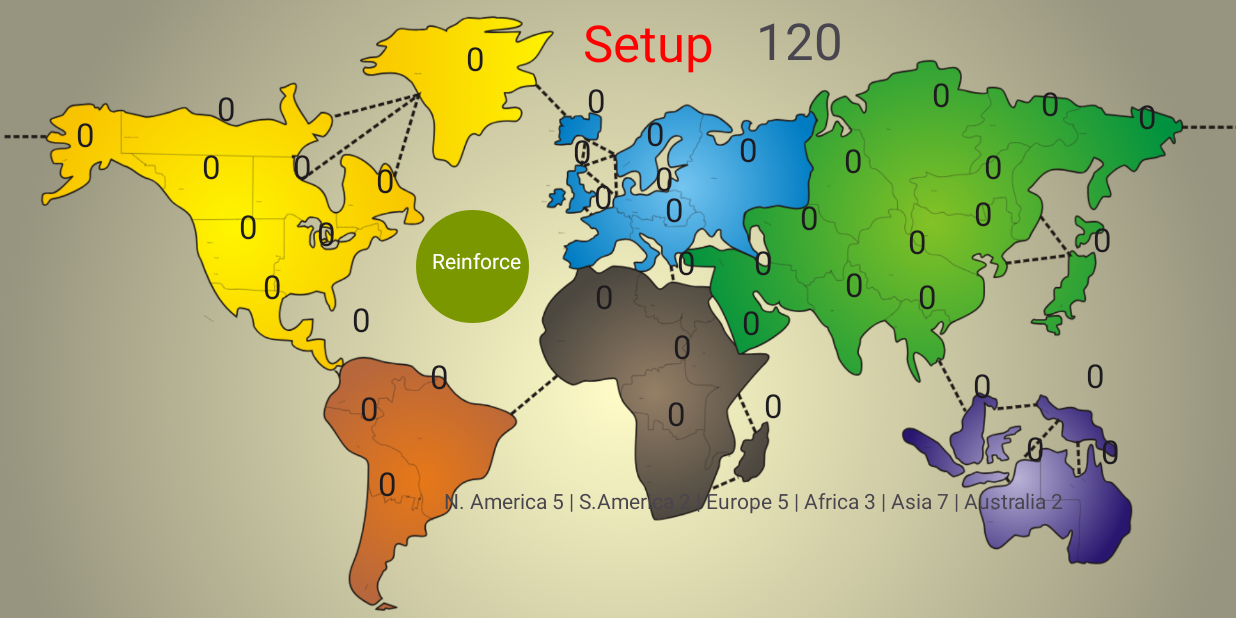
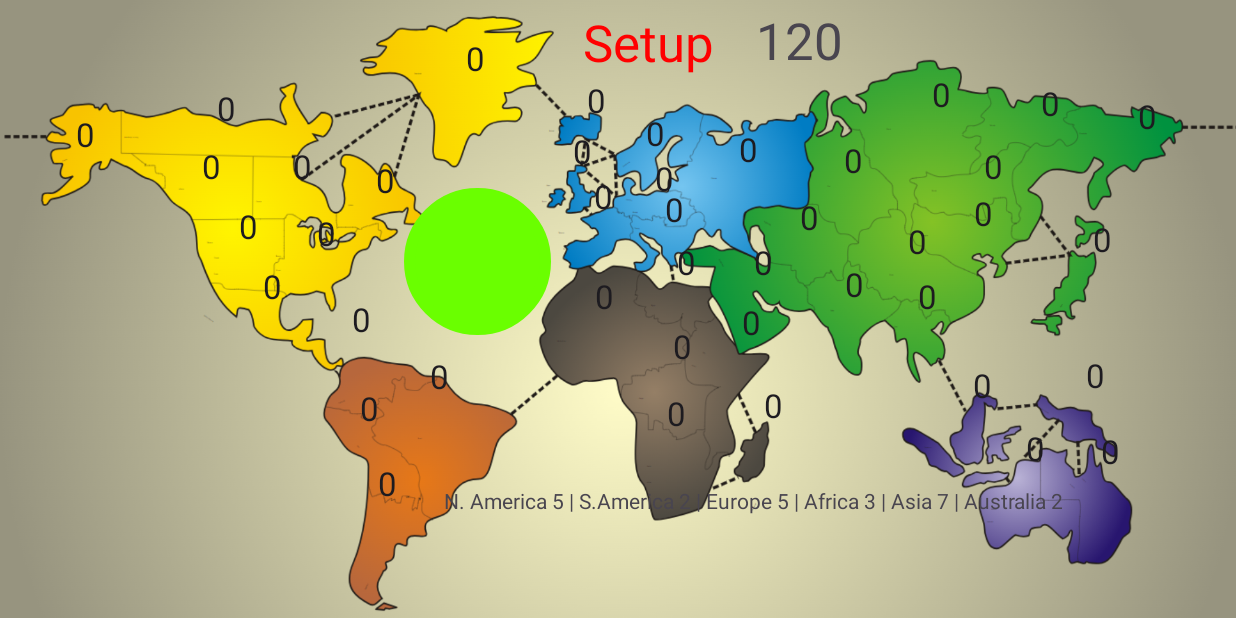
Before and after one commit to zepher19/Risk, an Android app: the screen it shows after launch (MainActivity), on a phone screen of 824 x 412 dp (held sideways). Run offline under Robolectric (Android 15) with nearby library versions, the phone set to English and light mode, and no system bars.

Commit message:
9 2 10pm

```diff
--- a/app/src/main/java/com/myapps/risk/BoardModel.java
+++ b/app/src/main/java/com/myapps/risk/BoardModel.java
@@ -9,9 +9,7 @@ public class BoardModel {
     //start on fortify so when it switches in first turn it lands on reinforce
     private String currentPhase = "Reinforce";
 
-    private final String[] gamePhases = {"Setup", "Play"};
     private String currentGamePhase = "Setup";
-
 
 
     private final Region[] regionArray;
--- a/app/src/main/java/com/myapps/risk/MainActivity.java
+++ b/app/src/main/java/com/myapps/risk/MainActivity.java
@@ -59,7 +59,7 @@ public class MainActivity extends AppCompatActivity implements View.OnClickListe
     int unitPlacementCounter = 120;
 
 
-
+    TextView textView0, textView1;
 
 
     Region fortifier;
@@ -78,8 +78,11 @@ public class MainActivity extends AppCompatActivity implements View.OnClickListe
     boolean placedSetupPiece = false;
 
 
-    TextView gamePhaseTextView, turnPhaseTextView, unitPlacementCounterTextView;
+    TextView gamePhaseTextView, unitPlacementCounterTextView;
 
+    TextSwitcher turnPhaseTextView;
+
+    boolean setupFirstPlacement = true;
 
 
     @Override
@@ -94,6 +97,9 @@ public class MainActivity extends AppCompatActivity implements View.OnClickListe
 
         gamePhaseTextView = findViewById(R.id.game_phase_text_view);
         turnPhaseTextView = findViewById(R.id.turn_phase_text_view);
+        turnPhaseTextView.setAlpha(0);
+        textView0 = findViewById(R.id.text_view_0);
+        textView1 = findViewById(R.id.text_view_1);
 
 
         endAttack = findViewById(R.id.end_attack_button);
@@ -122,10 +128,13 @@ public class MainActivity extends AppCompatActivity implements View.OnClickListe
             public void onClick(View v) {
                 //if in setup
                 if (boardModel.getCurrentGamePhase().equals("Setup")) {
+                    //setup first placement needs to be false to ensure the previous player set a unit down
+                    if (!setupFirstPlacement) {
                         //if there are blank spots
                         if (scanForBlankSpots()) {
                             boardModel.switchPlayerTurn();
                             updateCurrentPlayerGraphic();
+                            setupFirstPlacement = true;
                         }
                         //if there are no blank spots
                         else {
@@ -134,21 +143,28 @@ public class MainActivity extends AppCompatActivity implements View.OnClickListe
                             gamePhaseTextView.setGravity(Gravity.CENTER);
                             boardModel.switchPlayerTurn();
                             updateCurrentPlayerGraphic();
+                            setupFirstPlacement = true;
+                        }
                     }
                 }
 
                 //if in placing additional units phase
                 else if (boardModel.getCurrentGamePhase().equals("Place")) {
+                    //setup first placement needs to be false to ensure the previous player set a unit down
+                    if (!setupFirstPlacement) {
                         if (scanForNumUnits()) {
                             boardModel.switchPlayerTurn();
                             updateCurrentPlayerGraphic();
-                    }
-                    else {
+                            setupFirstPlacement = true;
+
+                        } else {
                             boardModel.setCurrentGamePhase("Play");
+                            turnPhaseTextView.setAlpha(1);
                             gamePhaseTextView.setAlpha(0);
                             unitPlacementCounterTextView.setAlpha(0);
                             boardModel.switchPlayerTurn();
                             updateCurrentPlayerGraphic();
+                        }
                     }
                 }
 
@@ -163,14 +179,19 @@ public class MainActivity extends AppCompatActivity implements View.OnClickListe
                     else {
                         boardModel.switchCurrentPhase();
                         turnPhaseTextView.setText(boardModel.getCurrentPhase());
-                        turnPhaseTextView.setGravity(Gravity.CENTER);
+                        textView0.setGravity(Gravity.CENTER);
+                        textView1.setGravity(Gravity.CENTER);
+
                     }
 
                 }
+            }
+        });
 
 
-            }
-        });
+
+
+
 
         line0to0 = findViewById(R.id.line_0_to_0);
         line0to0.setAlpha(0);
@@ -328,19 +349,15 @@ public class MainActivity extends AppCompatActivity implements View.OnClickListe
                 if (attackHighPosition1 == 0 && defenseLowPosition == 0) {
                     line0to0.setAlpha(1);
                     line0to0.setBackgroundColor(getResources().getColor(winningColorID));
-
-
                 }
                 if (attackHighPosition1 == 0 && defenseLowPosition == 1) {
                     line0to1.setAlpha(1);
                     line0to1.setBackgroundColor(getResources().getColor(winningColorID));
-
                 }
 
                 if (attackHighPosition1 == 1 && defenseLowPosition == 0) {
                     line1to0.setAlpha(1);
                     line1to0.setBackgroundColor(getResources().getColor(winningColorID));
-
                 }
                 if (attackHighPosition1 == 1 && defenseLowPosition == 1) {
                     line1to1.setAlpha(1);
@@ -742,7 +759,9 @@ public class MainActivity extends AppCompatActivity implements View.OnClickListe
         gamePhaseTextView.setText(boardModel.getCurrentGamePhase());
         gamePhaseTextView.setGravity(Gravity.CENTER);
         turnPhaseTextView.setText(boardModel.getCurrentPhase());
-        turnPhaseTextView.setGravity(Gravity.CENTER);
+        textView0.setGravity(Gravity.CENTER);
+        textView1.setGravity(Gravity.CENTER);
+
         hideAttackUI();
         boardModel.setCurrentPlayerTurn(boardModel.randomizePlayer());
         unitPlacementCounterTextView.setText(Integer.toString(unitPlacementCounter));
@@ -759,7 +778,9 @@ public class MainActivity extends AppCompatActivity implements View.OnClickListe
         firstReinforceOfTurn = true;
         boardModel.setCurrentPhase("Reinforce");
         turnPhaseTextView.setText(boardModel.getCurrentPhase());
-        turnPhaseTextView.setGravity(Gravity.CENTER);
+        textView0.setGravity(Gravity.CENTER);
+        textView1.setGravity(Gravity.CENTER);
+
 
     }
 
@@ -812,10 +833,17 @@ public class MainActivity extends AppCompatActivity implements View.OnClickListe
         Region localRegion = boardModel.getRegionFromView(v);
 
         if (boardModel.getCurrentGamePhase().equals("Setup")) {
+            //make sure they only place one unit
+            if (setupFirstPlacement) {
                 setup(localRegion);
+                setupFirstPlacement = false;
+            }
         }
         else if (boardModel.getCurrentGamePhase().equals("Place")) {
+            if (setupFirstPlacement) {
                 setup(localRegion);
+                setupFirstPlacement = false;
+            }
         }
 
         //else game phase is play phase
@@ -988,8 +1016,8 @@ public class MainActivity extends AppCompatActivity implements View.OnClickListe
     }
 
     private void setup(Region localRegion) {
-
-
+        if (boardModel.getCurrentGamePhase().equals("Setup")) {
+            //place a single unit onto a blank space
             if (localRegion.getUnitCount() == 0) {
                 localRegion.setColorControl(boardModel.getCurrentPlayerTurn());
                 localRegion.setTextColor(localRegion.getColorControl());
@@ -998,7 +1026,10 @@ public class MainActivity extends AppCompatActivity implements View.OnClickListe
                 unitPlacementCounter--;
                 unitPlacementCounterTextView.setText(Integer.toString(unitPlacementCounter));
             }
-        else {
+        }
+
+        if (boardModel.getCurrentGamePhase().equals("Place")) {
+            //place unit onto spot that is already occupied
             if (localRegion.getColorControl() == boardModel.getCurrentPlayerTurn()) {
                 boardModel.increaseUnitCountByOne(localRegion);
                 updateUI();
@@ -1007,9 +1038,6 @@ public class MainActivity extends AppCompatActivity implements View.OnClickListe
 
             }
         }
-
-
-
     }
 
     private void attack(Region localRegion) {
@@ -1147,7 +1175,7 @@ public class MainActivity extends AppCompatActivity implements View.OnClickListe
                 localTextView.setTextColor(getResources().getColor(R.color.white));
             }
             if (localRegion.getTextColor() == 's') {
-                localTextView.setTextColor(getResources().getColor(R.color.silver));
+                localTextView.setTextColor(getResources().getColor(R.color.white));
             }
             //set unit count
             localTextView.setText(Integer.toString(localRegion.getUnitCount()));
--- a/app/src/main/res/layout-land/activity_main.xml
+++ b/app/src/main/res/layout-land/activity_main.xml
@@ -767,10 +767,10 @@
 
     <ImageView
         android:id="@+id/current_player_graphic"
-        android:layout_width="94dp"
-        android:layout_height="75dp"
-        android:layout_marginStart="268dp"
-        android:layout_marginTop="140dp"
+        android:layout_width="106dp"
+        android:layout_height="98dp"
+        android:layout_marginStart="265dp"
+        android:layout_marginTop="125dp"
         app:layout_constraintStart_toStartOf="parent"
         app:layout_constraintTop_toTopOf="parent"
         app:srcCompat="@drawable/turn_changer_circle_blue" />
@@ -807,16 +807,6 @@
         app:layout_constraintStart_toStartOf="parent"
         app:layout_constraintTop_toTopOf="parent" />
 
-    <TextView
-        android:id="@+id/turn_phase_text_view"
-        android:layout_width="wrap_content"
-        android:layout_height="wrap_content"
-        android:layout_marginStart="288dp"
-        android:layout_marginTop="164dp"
-        android:text="TextView"
-        android:textColor="#FFFFFF"
-        app:layout_constraintStart_toStartOf="parent"
-        app:layout_constraintTop_toTopOf="parent" />
 
     <TextView
         android:id="@+id/unit_place_counter_text_view"
@@ -828,4 +818,34 @@
         app:layout_constraintStart_toStartOf="parent"
         app:layout_constraintTop_toTopOf="parent" />
 
+
+    <TextSwitcher
+
+        android:id="@+id/turn_phase_text_view"
+        android:layout_width="70dp"
+        android:layout_height="30dp"
+        android:layout_marginStart="283dp"
+        android:layout_marginTop="160dp"
+        android:background="@color/white"
+        android:gravity="center"
+        app:layout_constraintStart_toStartOf="parent"
+        app:layout_constraintTop_toTopOf="parent">
+
+        <TextView
+            android:id="@+id/text_view_0"
+            android:layout_width="match_parent"
+            android:layout_height="match_parent"
+            android:layout_gravity="center"
+            android:textAppearance="@style/TextAppearance.AppCompat.Small"
+            android:textColor="#000000" />
+
+        <TextView
+            android:id="@+id/text_view_1"
+            android:layout_width="match_parent"
+            android:layout_height="match_parent"
+            android:layout_gravity="center"
+            android:textAppearance="@style/TextAppearance.AppCompat.Small"
+            android:textColor="#000000" />
+    </TextSwitcher>
+
 </androidx.constraintlayout.widget.ConstraintLayout>
--- a/app/src/main/res/values/colors.xml
+++ b/app/src/main/res/values/colors.xml
@@ -4,10 +4,10 @@
     <color name="white">#FFFFFFFF</color>
     <color name="red">#FF0000</color>
 
-    <color name="blue">#00C5B5</color>
-    <color name="purple">#E234FF</color>
+    <color name="blue">#00FFEA</color>
+    <color name="purple">#E352FB</color>
     <color name="orange">#FF9900</color>
-    <color name="green">#7B9700</color>
+    <color name="green">#6AFF00</color>
     <color name="silver">#939393</color>
 
 
```
Lines whose indentation alone changed are shown as unchanged.
